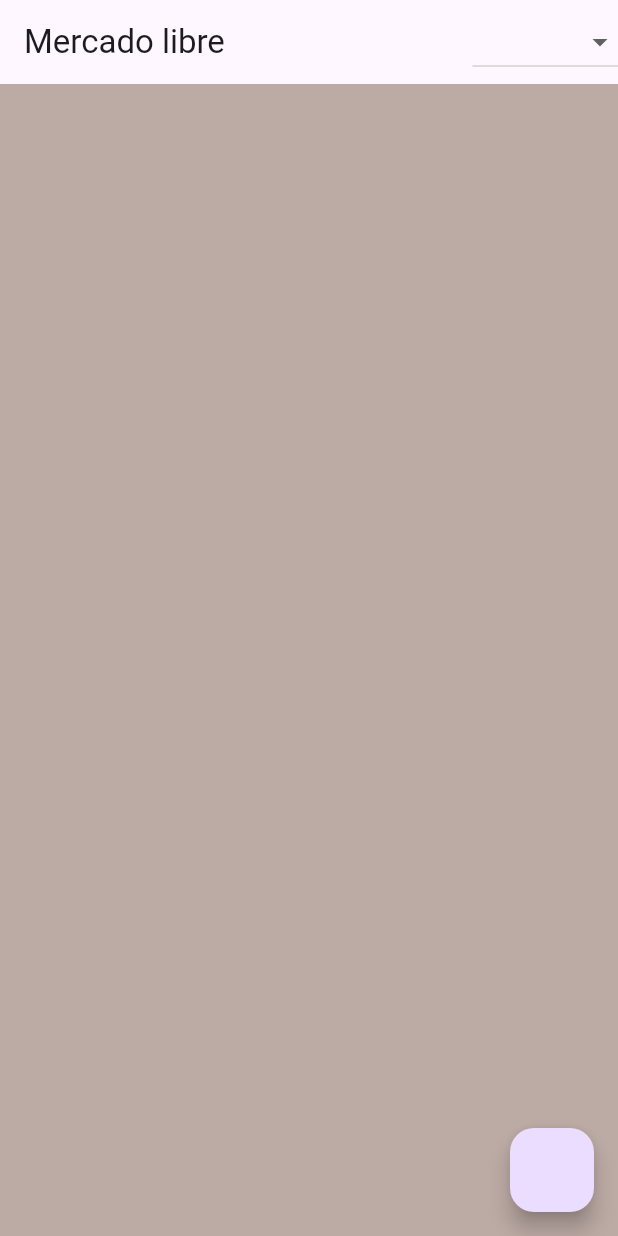
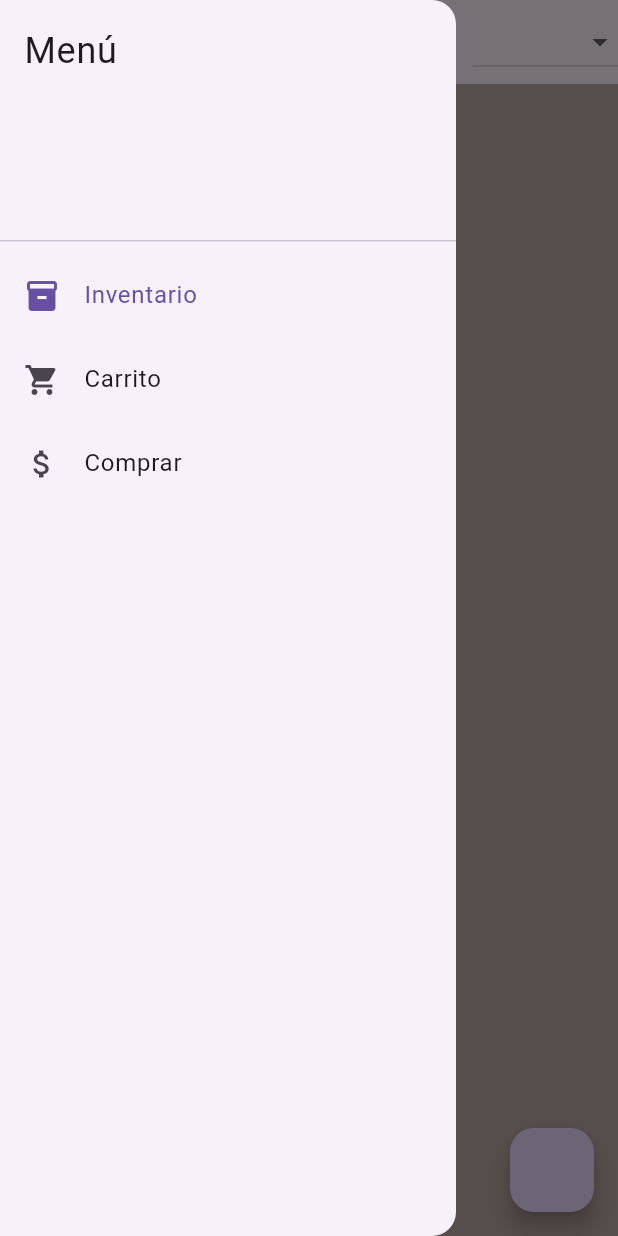
Before and after one commit to joseluisdaza/MFS_Mobile_Avanzado_Proyecto_Final, a Flutter app: the screen it shows after launch, with the side drawer open (before the commit the screen has no drawer), on a phone screen of 412 x 824 dp. Run offline on Flutter 3.47's test engine with Material 3 defaults, Android fonts, the phone set to English and light mode, and no system bars; our stand-ins replace flutter_riverpod, sqflite; accounts and stored records are empty.

Commit message:
Agregando el drawer y actualizar el floating button para inventario

```diff
--- a/lib/presentation/pages/home_page.dart
+++ b/lib/presentation/pages/home_page.dart
@@ -26,6 +26,42 @@ class HomePage extends ConsumerWidget {
             },
           ),
         ],
+      ),
+      drawer: Drawer(
+        child: ListView(
+          children: [
+            const DrawerHeader(
+              child: Text('Menú', style: TextStyle(fontSize: 24)),
+            ),
+            ListTile(
+              leading: const Icon(Icons.inventory),
+              title: const Text(filtroInventario),
+              selected: ref.watch(menuProvider) == filtroInventario,
+              onTap: () {
+                ref.read(menuProvider.notifier).state = filtroInventario;
+                Navigator.pop(context);
+              },
+            ),
+            ListTile(
+              leading: const Icon(Icons.shopping_cart),
+              title: const Text(filtroCarrito),
+              selected: ref.watch(menuProvider) == filtroCarrito,
+              onTap: () {
+                ref.read(menuProvider.notifier).state = filtroCarrito;
+                Navigator.pop(context);
+              },
+            ),
+            ListTile(
+              leading: const Icon(Icons.attach_money),
+              title: const Text(filtroComprar),
+              selected: ref.watch(menuProvider) == filtroComprar,
+              onTap: () {
+                ref.read(menuProvider.notifier).state = filtroComprar;
+                Navigator.pop(context);
+              },
+            ),
+          ],
+        ),
       ),
       body: Padding(
         padding: EdgeInsets.all(20),
@@ -95,11 +131,13 @@ class HomePage extends ConsumerWidget {
           },
         ),
       ),
-      floatingActionButton: FloatingActionButton(
-        onPressed: () {
-          showItemDialog(context, ref);
-        },
-      ),
+      floatingActionButton: ref.watch(menuProvider) == filtroInventario
+          ? FloatingActionButton(
+              onPressed: () {
+                showItemDialog(context, ref);
+              },
+            )
+          : null,
     );
   }
 }
```
Also changed, not shown: 1 other file.
